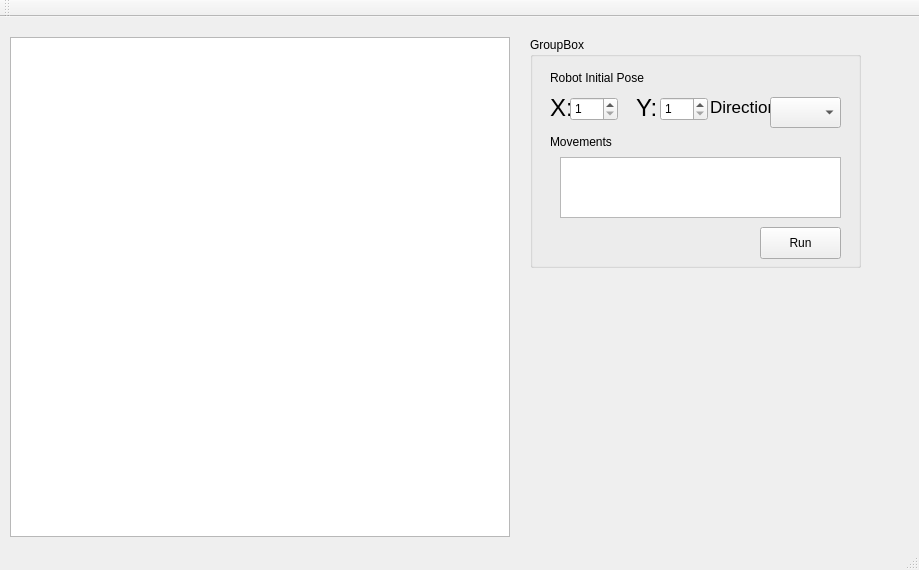
Old version of the form mainwindow.ui in the repository b00611005/robotGame.
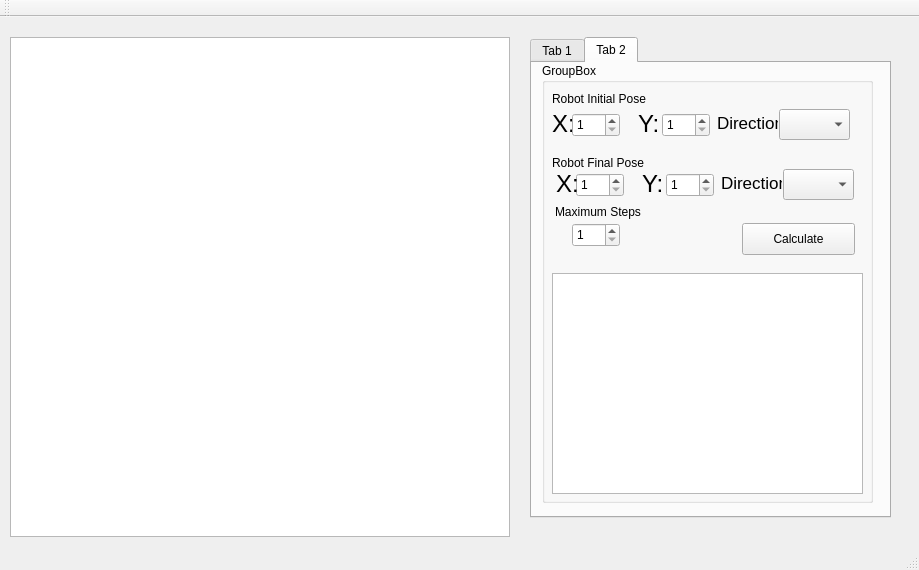
New version of the form. The open tabs and pages were chosen to show the change.

Commit message: alg part done, TO-DO: GUI, UI.

Patch:
```diff
--- a/mainwindow.ui
+++ b/mainwindow.ui
@@ -14,13 +14,39 @@
    <string>MainWindow</string>
   </property>
   <widget class="QWidget" name="centralWidget">
-   <widget class="QGroupBox" name="groupBox">
+   <widget class="QGraphicsView" name="graphicsView">
+    <property name="geometry">
+     <rect>
+      <x>10</x>
+      <y>20</y>
+      <width>500</width>
+      <height>500</height>
+     </rect>
+    </property>
+   </widget>
+   <widget class="QTabWidget" name="tabWidget">
     <property name="geometry">
      <rect>
       <x>530</x>
       <y>20</y>
+      <width>361</width>
+      <height>481</height>
+     </rect>
+    </property>
+    <property name="currentIndex">
+     <number>0</number>
+    </property>
+    <widget class="QWidget" name="tab">
+     <attribute name="title">
+      <string>Tab 1</string>
+     </attribute>
+     <widget class="QGroupBox" name="groupBox">
+      <property name="geometry">
+       <rect>
+        <x>10</x>
+        <y>0</y>
       <width>331</width>
-      <height>231</height>
+        <height>291</height>
      </rect>
     </property>
     <property name="title">
@@ -120,7 +146,7 @@
        <x>30</x>
        <y>120</y>
        <width>281</width>
-       <height>61</height>
+         <height>121</height>
       </rect>
      </property>
     </widget>
@@ -140,8 +166,8 @@
     <widget class="QPushButton" name="pushButton">
      <property name="geometry">
       <rect>
-       <x>230</x>
-       <y>190</y>
+         <x>240</x>
+         <y>250</y>
        <width>81</width>
        <height>32</height>
       </rect>
@@ -183,15 +209,317 @@
      </property>
     </widget>
    </widget>
-   <widget class="QGraphicsView" name="graphicsView">
+    </widget>
+    <widget class="QWidget" name="tab_2">
+     <attribute name="title">
+      <string>Tab 2</string>
+     </attribute>
+     <widget class="QGroupBox" name="groupBox_2">
     <property name="geometry">
      <rect>
       <x>10</x>
-      <y>20</y>
-      <width>500</width>
-      <height>500</height>
-     </rect>
-    </property>
+        <y>0</y>
+        <width>331</width>
+        <height>440</height>
+       </rect>
+      </property>
+      <property name="title">
+       <string>GroupBox</string>
+      </property>
+      <widget class="QLabel" name="label_6">
+       <property name="geometry">
+        <rect>
+         <x>175</x>
+         <y>50</y>
+         <width>61</width>
+         <height>20</height>
+        </rect>
+       </property>
+       <property name="font">
+        <font>
+         <pointsize>13</pointsize>
+        </font>
+       </property>
+       <property name="text">
+        <string>Direction:</string>
+       </property>
+      </widget>
+      <widget class="QSpinBox" name="spinBoxIniY_2">
+       <property name="geometry">
+        <rect>
+         <x>120</x>
+         <y>50</y>
+         <width>48</width>
+         <height>24</height>
+        </rect>
+       </property>
+       <property name="minimum">
+        <number>1</number>
+       </property>
+       <property name="maximum">
+        <number>8</number>
+       </property>
+      </widget>
+      <widget class="QLabel" name="label_7">
+       <property name="geometry">
+        <rect>
+         <x>96</x>
+         <y>50</y>
+         <width>21</width>
+         <height>21</height>
+        </rect>
+       </property>
+       <property name="font">
+        <font>
+         <pointsize>18</pointsize>
+        </font>
+       </property>
+       <property name="text">
+        <string>Y:</string>
+       </property>
+      </widget>
+      <widget class="QLabel" name="label_8">
+       <property name="geometry">
+        <rect>
+         <x>10</x>
+         <y>50</y>
+         <width>21</width>
+         <height>21</height>
+        </rect>
+       </property>
+       <property name="font">
+        <font>
+         <pointsize>18</pointsize>
+        </font>
+       </property>
+       <property name="text">
+        <string>X: </string>
+       </property>
+      </widget>
+      <widget class="QSpinBox" name="spinBoxIniX_2">
+       <property name="geometry">
+        <rect>
+         <x>30</x>
+         <y>50</y>
+         <width>48</width>
+         <height>24</height>
+        </rect>
+       </property>
+       <property name="minimum">
+        <number>1</number>
+       </property>
+       <property name="maximum">
+        <number>8</number>
+       </property>
+      </widget>
+      <widget class="QComboBox" name="comboBox_Direction_2">
+       <property name="geometry">
+        <rect>
+         <x>237</x>
+         <y>46</y>
+         <width>71</width>
+         <height>31</height>
+        </rect>
+       </property>
+       <property name="font">
+        <font>
+         <pointsize>12</pointsize>
+        </font>
+       </property>
+       <property name="editable">
+        <bool>false</bool>
+       </property>
+       <property name="currentText">
+        <string/>
+       </property>
+      </widget>
+      <widget class="QLabel" name="label_9">
+       <property name="geometry">
+        <rect>
+         <x>10</x>
+         <y>26</y>
+         <width>131</width>
+         <height>20</height>
+        </rect>
+       </property>
+       <property name="text">
+        <string>Robot Initial Pose</string>
+       </property>
+      </widget>
+      <widget class="QLabel" name="label_10">
+       <property name="geometry">
+        <rect>
+         <x>10</x>
+         <y>90</y>
+         <width>131</width>
+         <height>20</height>
+        </rect>
+       </property>
+       <property name="text">
+        <string>Robot Final Pose</string>
+       </property>
+      </widget>
+      <widget class="QComboBox" name="comboBox_FinalDir">
+       <property name="geometry">
+        <rect>
+         <x>241</x>
+         <y>106</y>
+         <width>71</width>
+         <height>31</height>
+        </rect>
+       </property>
+       <property name="font">
+        <font>
+         <pointsize>12</pointsize>
+        </font>
+       </property>
+       <property name="editable">
+        <bool>false</bool>
+       </property>
+       <property name="currentText">
+        <string/>
+       </property>
+      </widget>
+      <widget class="QSpinBox" name="spinBoxFinalX">
+       <property name="geometry">
+        <rect>
+         <x>34</x>
+         <y>110</y>
+         <width>48</width>
+         <height>24</height>
+        </rect>
+       </property>
+       <property name="minimum">
+        <number>1</number>
+       </property>
+       <property name="maximum">
+        <number>8</number>
+       </property>
+      </widget>
+      <widget class="QLabel" name="label_11">
+       <property name="geometry">
+        <rect>
+         <x>14</x>
+         <y>110</y>
+         <width>21</width>
+         <height>21</height>
+        </rect>
+       </property>
+       <property name="font">
+        <font>
+         <pointsize>18</pointsize>
+        </font>
+       </property>
+       <property name="text">
+        <string>X: </string>
+       </property>
+      </widget>
+      <widget class="QSpinBox" name="spinBoxFinalY">
+       <property name="geometry">
+        <rect>
+         <x>124</x>
+         <y>110</y>
+         <width>48</width>
+         <height>24</height>
+        </rect>
+       </property>
+       <property name="minimum">
+        <number>1</number>
+       </property>
+       <property name="maximum">
+        <number>8</number>
+       </property>
+      </widget>
+      <widget class="QLabel" name="label_12">
+       <property name="geometry">
+        <rect>
+         <x>179</x>
+         <y>110</y>
+         <width>61</width>
+         <height>20</height>
+        </rect>
+       </property>
+       <property name="font">
+        <font>
+         <pointsize>13</pointsize>
+        </font>
+       </property>
+       <property name="text">
+        <string>Direction:</string>
+       </property>
+      </widget>
+      <widget class="QLabel" name="label_13">
+       <property name="geometry">
+        <rect>
+         <x>100</x>
+         <y>110</y>
+         <width>21</width>
+         <height>21</height>
+        </rect>
+       </property>
+       <property name="font">
+        <font>
+         <pointsize>18</pointsize>
+        </font>
+       </property>
+       <property name="text">
+        <string>Y:</string>
+       </property>
+      </widget>
+      <widget class="QPushButton" name="pushButton_CalRoutes">
+       <property name="geometry">
+        <rect>
+         <x>200</x>
+         <y>160</y>
+         <width>113</width>
+         <height>32</height>
+        </rect>
+       </property>
+       <property name="text">
+        <string>Calculate</string>
+       </property>
+      </widget>
+      <widget class="QTableWidget" name="tableWidget">
+       <property name="geometry">
+        <rect>
+         <x>10</x>
+         <y>210</y>
+         <width>311</width>
+         <height>221</height>
+        </rect>
+       </property>
+      </widget>
+      <widget class="QLabel" name="label_14">
+       <property name="geometry">
+        <rect>
+         <x>13</x>
+         <y>139</y>
+         <width>130</width>
+         <height>20</height>
+        </rect>
+       </property>
+       <property name="text">
+        <string>Maximum Steps</string>
+       </property>
+      </widget>
+      <widget class="QSpinBox" name="spinBox_maxSteps">
+       <property name="geometry">
+        <rect>
+         <x>30</x>
+         <y>160</y>
+         <width>48</width>
+         <height>24</height>
+        </rect>
+       </property>
+       <property name="minimum">
+        <number>1</number>
+       </property>
+       <property name="maximum">
+        <number>99</number>
+       </property>
+      </widget>
+     </widget>
+    </widget>
    </widget>
   </widget>
   <widget class="QMenuBar" name="menuBar">
```
Lines whose indentation alone changed are shown as unchanged. The commit also changes 7 other files.
